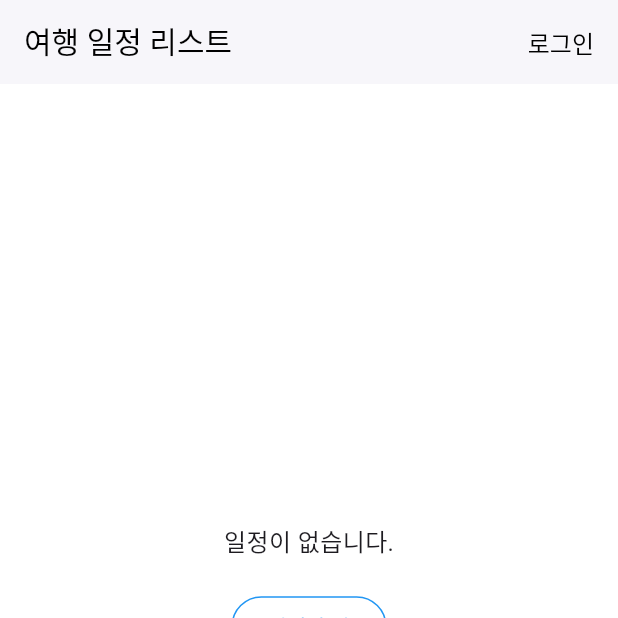
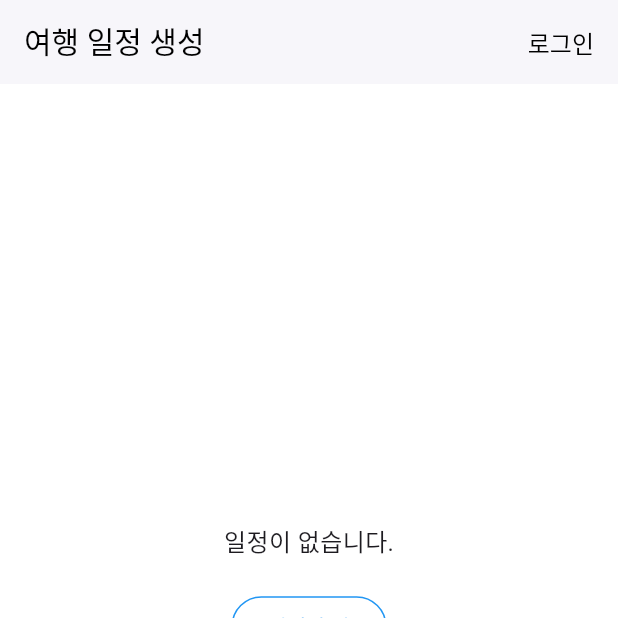
Before and after one commit to RailwayRanger/Railway_App, a Flutter app: the screen it shows after launch, on a phone screen of 412 x 824 dp, the top half of it. Run offline on Flutter 3.47's test engine with Material 3 defaults, Android fonts, the light colour scheme and no system bars; our stand-ins replace google_sign_in.

```diff
--- a/lib/main.dart
+++ b/lib/main.dart
@@ -1,10 +1,10 @@
+// main.dart
 import 'package:flutter/material.dart';
-import 'ListOne.dart';
+import 'ListOne.dart'; // TravelListScreen, TravelFormScreen
+import 'search.dart';  // SearchScreen
 import 'package:google_sign_in/google_sign_in.dart';
 
-final GoogleSignIn _googleSignIn = GoogleSignIn(
-  scopes: ['email'],
-);
+final GoogleSignIn _googleSignIn = GoogleSignIn(scopes: ['email']);
 
 void main() {
   runApp(const MyApp());
@@ -18,24 +18,43 @@ class MyApp extends StatelessWidget {
     return MaterialApp(
       title: '여행 일정 생성',
       debugShowCheckedModeBanner: false,
-      home: TravelListScreen(),
-
+      // MainScreen에 globalKey를 연결합니다.
+      home: MainScreen(key: MainScreen.globalKey),
     );
   }
 }
 
-class TravelListScreen extends StatefulWidget {
+class MainScreen extends StatefulWidget {
+  // GlobalKey를 static 멤버로 추가하여 다른 곳에서 이 State에 접근할 수 있게 합니다.
+  static final GlobalKey<_MainScreenState> globalKey = GlobalKey();
+
+  const MainScreen({Key? key}) : super(key: key); // 생성자에 key를 받도록 수정합니다.
+
   @override
-  _TravelListState createState() => _TravelListState();
+  State<MainScreen> createState() => _MainScreenState();
 }
 
-class _TravelListState extends State<TravelListScreen> {
+class _MainScreenState extends State<MainScreen> {
+  int _currentIndex = 0;
   String? userName;
+
+  final List<Widget> _screens = [
+    const TravelListScreen(),
+    const SearchScreen(),
+    const Center(child: Text('안내 화면')), // 필요 시 수정
+  ];
 
   @override
   void initState() {
     super.initState();
     _autoLogin();
+  }
+
+  // 외부에서 탭 인덱스를 변경할 수 있는 메서드를 추가합니다.
+  void setTab(int index) {
+    setState(() {
+      _currentIndex = index;
+    });
   }
 
   Future<void> _autoLogin() async {
@@ -71,34 +90,22 @@ class _TravelListState extends State<TravelListScreen> {
     if (userName == null) {
       return GestureDetector(
         onTap: onLogin,
-        child: Text('로그인', style: TextStyle(fontSize: 16, color: Colors.black)),
+        child: const Text('로그인', style: TextStyle(fontSize: 16, color: Colors.black)),
       );
     } else {
-      return SizedBox(
-        child: PopupMenuButton<String>(
+      return PopupMenuButton<String>(
         onSelected: (value) {
           if (value == 'logout') onLogout();
         },
-          itemBuilder: (context) =>
-          [
-            PopupMenuItem<String>(
+        itemBuilder: (context) => [
+          const PopupMenuItem<String>(
             value: 'logout',
             height: 30,
             padding: EdgeInsets.symmetric(horizontal: 8),
-              child: Text(
-                '로그아웃',
-                style: TextStyle(fontSize: 14, color: Colors.black),
-              ),
+            child: Text('로그아웃', style: TextStyle(fontSize: 14, color: Colors.black)),
           ),
         ],
-          child: GestureDetector(
-            onTap: null,
-            child: Text(
-              userName!,
-              style: TextStyle(fontSize: 16, color: Colors.black),
-            ),
-          ),
-        ),
+        child: Text(userName!, style: const TextStyle(fontSize: 16, color: Colors.black)),
       );
     }
   }
@@ -111,10 +118,7 @@ class _TravelListState extends State<TravelListScreen> {
         title: Row(
           mainAxisAlignment: MainAxisAlignment.spaceBetween,
           children: [
-            Text(
-              '여행 일정 리스트',
-              style: TextStyle(fontWeight: FontWeight.w500, fontSize: 20),
-            ),
+            const Text('여행 일정 생성', style: TextStyle(fontWeight: FontWeight.w500, fontSize: 20)),
             loginButton(),
           ],
         ),
@@ -123,14 +127,37 @@ class _TravelListState extends State<TravelListScreen> {
         elevation: 1,
         foregroundColor: Colors.black,
       ),
-      body: Center(
+      body: _screens[_currentIndex],
+      bottomNavigationBar: BottomNavigationBar(
+        backgroundColor: Colors.white,
+        currentIndex: _currentIndex,
+        selectedItemColor: Colors.blue,
+        unselectedItemColor: Colors.grey,
+        onTap: (index) {
+          setState(() {
+            _currentIndex = index;
+          });
+        },
+        items: const [
+          BottomNavigationBarItem(icon: Icon(Icons.access_time), label: '일정'),
+          BottomNavigationBarItem(icon: Icon(Icons.search), label: '정보'),
+          BottomNavigationBarItem(icon: Icon(Icons.location_on), label: '안내'),
+        ],
+      ),
+    );
+  }
+}
+
+class TravelListScreen extends StatelessWidget {
+  const TravelListScreen({super.key});
+
+  @override
+  Widget build(BuildContext context) {
+    return Center(
       child: Column(
         mainAxisAlignment: MainAxisAlignment.center,
         children: [
-            const Text(
-              '일정이 없습니다.',
-              style: TextStyle(fontSize: 16),
-            ),
+          const Text('일정이 없습니다.', style: TextStyle(fontSize: 16)),
           const SizedBox(height: 20),
           OutlinedButton(
             onPressed: () {
@@ -154,22 +181,7 @@ class _TravelListState extends State<TravelListScreen> {
             child: const Text('일정 추가', style: TextStyle(color: Colors.blue)),
           ),
           const SizedBox(height: 10),
-            const Text(
-              'AI가 만들어주는 여행 일정',
-              style: TextStyle(color: Colors.grey),
-            ),
-          ],
-        ),
-      ),
-      bottomNavigationBar: BottomNavigationBar(
-        backgroundColor: Colors.white,
-        currentIndex: 0,
-        selectedItemColor: Colors.blue,
-        unselectedItemColor: Colors.grey,
-        items: const [
-          BottomNavigationBarItem(icon: Icon(Icons.access_time), label: '일정'),
-          BottomNavigationBarItem(icon: Icon(Icons.search), label: '정보'),
-          BottomNavigationBarItem(icon: Icon(Icons.location_on), label: '안내'),
+          const Text('AI가 만들어주는 여행 일정', style: TextStyle(color: Colors.grey)),
         ],
       ),
     );
--- a/pubspec.yaml
+++ b/pubspec.yaml
@@ -31,6 +31,7 @@ dependencies:
   flutter:
     sdk: flutter
   google_sign_in: ^6.3.0
+  shared_preferences: ^2.2.3
   # The following adds the Cupertino Icons font to your application.
   # Use with the CupertinoIcons class for iOS style icons.
   cupertino_icons: ^1.0.8
```
Also changed, not shown: lib/ListOne.dart (+22 -14 lines), lib/search.dart (added, +98 -0 lines), lib/two.dart (+17 -11 lines), pubspec.lock, 104 other files. Lines whose indentation alone changed are shown as unchanged.
